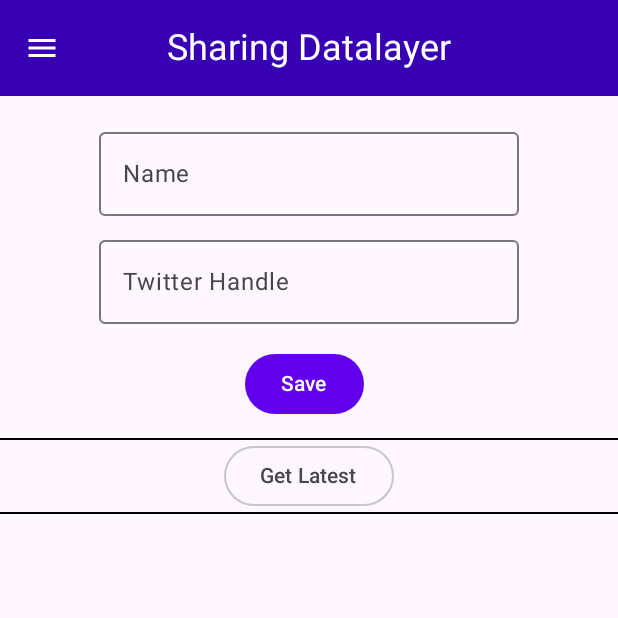
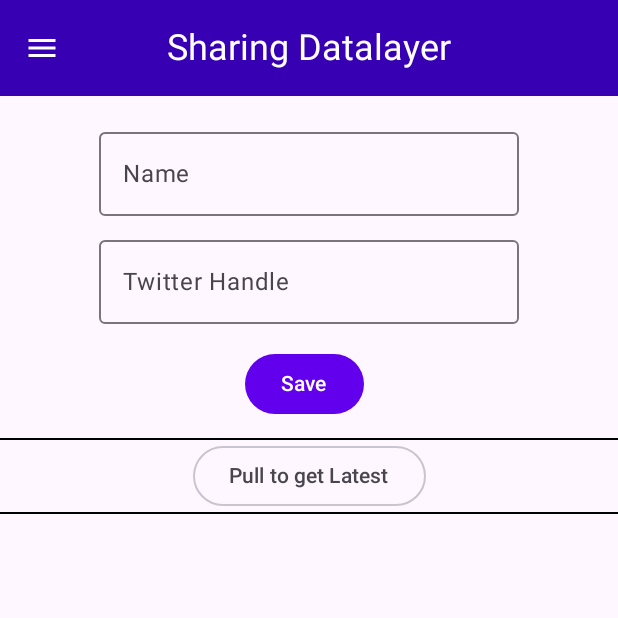
Before and after one commit to mongodb-developer/RealmDemo, an Android app built with Jetpack Compose: the screen it shows after launch (MainActivity), on a phone screen of 412 x 824 dp, the top half of it. Run offline under Robolectric (Android 15) with nearby library versions, the phone set to English and light mode, and no system bars; our stand-ins replace livedata-compose; libraries missing offline, so code that uses them is left out: io.realm.kotlin; 2 statements that could not run were skipped.

Commit message:
Button label changed

```diff
--- a/androidApp/src/main/java/com/mongodb/realmlocal/android/MainActivity.kt
+++ b/androidApp/src/main/java/com/mongodb/realmlocal/android/MainActivity.kt
@@ -175,7 +175,7 @@ fun Container(topPadding: Dp) {
             onClick = {
                 homeVM.getUsers()
             }) {
-            Text(text = "Get Latest")
+            Text(text = "Pull to get Latest")
         }
 
         Divider(color = Color.Black)
```
